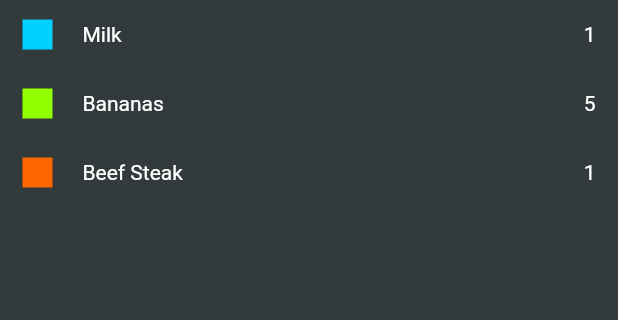
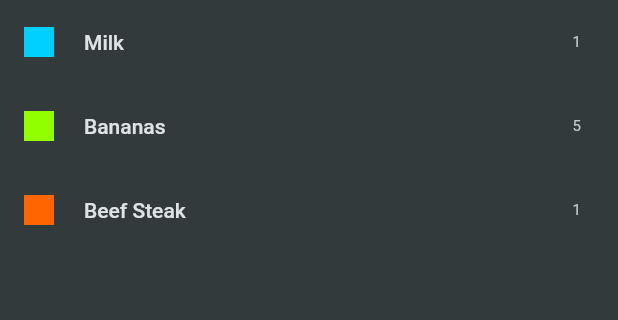
Before and after one commit to dani-edo/shopping_list, a Flutter app: the screen it shows after launch, on a phone screen of 412 x 824 dp, the part 84-404 px from its top. Run offline on Flutter 3.47's test engine with Material 2 defaults, Android fonts, the phone set to English and light mode, and no system bars.

Commit message:
refactor: grocery list listview item mode

```diff
--- a/lib/main.dart
+++ b/lib/main.dart
@@ -22,13 +22,6 @@ class MyApp extends StatelessWidget {
           ),
           scaffoldBackgroundColor: const Color.fromARGB(255, 50, 58, 60),
         ),
-      home: Scaffold(
-        appBar: AppBar(
-          title: const Text('Your Groceries'),
-          centerTitle: false,
-        ),
-        body: const GroceryList(),
-      ),
-    );
+        home: const GroceryList());
   }
 }
--- a/lib/widget/grocery_list.dart
+++ b/lib/widget/grocery_list.dart
@@ -6,29 +6,25 @@ class GroceryList extends StatelessWidget {
 
   @override
   Widget build(BuildContext context) {
-    return ListView(
-      children: groceryItems
-          .map(
-            (e) => Padding(
-              padding: const EdgeInsets.symmetric(horizontal: 15, vertical: 13),
-              child: Row(
-                children: [
-                  Container(
-                    width: 20,
-                    height: 20,
-                    color: e.category.color,
-                  ),
-                  const SizedBox(width: 20),
-                  Text(e.name),
-                  const Spacer(),
-                  Text(
-                    e.quantity.toString(),
-                  ),
-                ],
-              ),
-            ),
-          )
-          .toList(),
+    return Scaffold(
+      appBar: AppBar(
+        title: const Text('Your Groceries'),
+        centerTitle: false,
+      ),
+      body: ListView.builder(
+        itemCount: groceryItems.length,
+        itemBuilder: (context, index) => ListTile(
+          title: Text(groceryItems[index].name),
+          leading: Container(
+            width: 20,
+            height: 20,
+            color: groceryItems[index].category.color,
+          ),
+          trailing: Text(
+            groceryItems[index].quantity.toString(),
+          ),
+        ),
+      ),
     );
   }
 }
```
Lines whose indentation alone changed are shown as unchanged.
